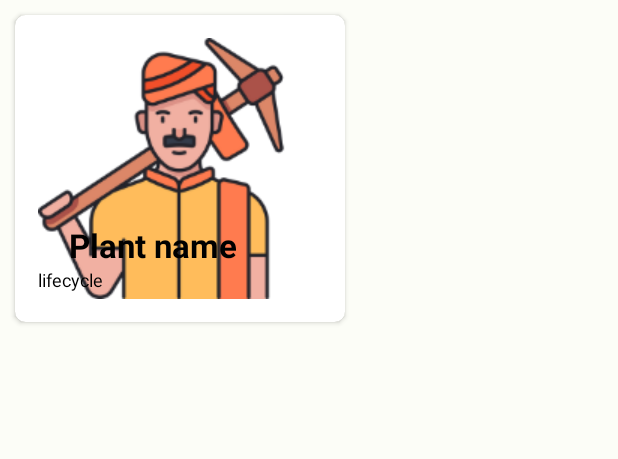
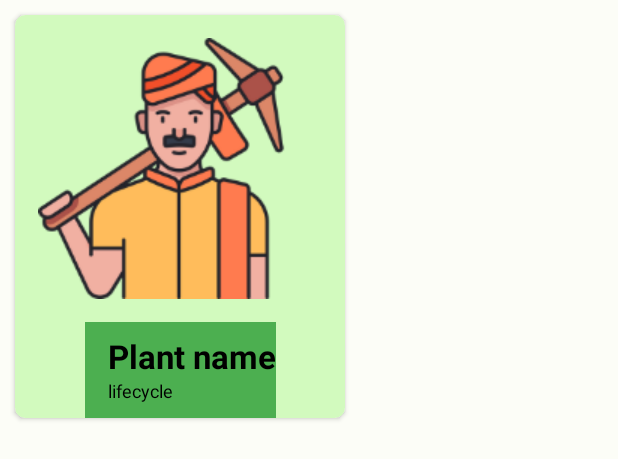
Before and after one commit to 5u00n/Contracted_Farming, an Android app: the layout view_plants.xml on its own in the app's theme, with its tools: preview values and no code run, on a phone screen of 412 x 824 dp. Shown: the top 459 px of the screen. Run offline under Robolectric (Android 15) with nearby library versions, the phone set to English and light mode, and no system bars.

```diff
--- a/app/src/main/java/com/ashish/contractedfarming/Farmer/Dashboard/MyFarm/MyFarmFragment.java
+++ b/app/src/main/java/com/ashish/contractedfarming/Farmer/Dashboard/MyFarm/MyFarmFragment.java
@@ -11,8 +11,7 @@ import android.view.LayoutInflater;
 import android.view.View;
 import android.view.ViewGroup;
 
-import com.ashish.contractedfarming.Farmer.Dashboard.Story.FarmerStoryModel;
-import com.ashish.contractedfarming.Farmer.Dashboard.Story.FragmentHelper.FarmerFragmentStoryAdapter;
+import com.ashish.contractedfarming.Farmer.Dashboard.MyFarm.FragmentHelper.FarmerFragmentMyFarmAdapter;
 import com.ashish.contractedfarming.R;
 import com.google.firebase.auth.FirebaseAuth;
 import com.google.firebase.database.DataSnapshot;
@@ -62,7 +61,7 @@ public class MyFarmFragment extends Fragment {
                         }
                         farmerFarm_List.add(fm); }
 
-                FarmerMyfarmAdapter adapter1 = new FarmerMyfarmAdapter(farmerFarm_List, getContext());
+                FarmerFragmentMyFarmAdapter adapter1 = new FarmerFragmentMyFarmAdapter(farmerFarm_List, getContext());
                 LinearLayoutManager layoutManager1 = new LinearLayoutManager(getContext(), LinearLayoutManager.VERTICAL, false);
                 recyclerView.setLayoutManager(layoutManager1);
                 recyclerView.setNestedScrollingEnabled(false);
--- a/app/src/main/res/layout/view_plants.xml
+++ b/app/src/main/res/layout/view_plants.xml
@@ -4,10 +4,12 @@
     android:layout_width="wrap_content"
     app:cardCornerRadius="7dp"
     android:layout_margin="10dp"
+    android:background="@color/seed"
     android:layout_height="wrap_content">
 
 
     <androidx.constraintlayout.widget.ConstraintLayout
+        android:background="#D2FABE"
         android:layout_width="match_parent"
         android:layout_height="match_parent"
         android:minWidth="220dp"
@@ -31,40 +33,45 @@
             android:layout_height="match_parent"
             android:scaleType="centerCrop" />
         <ImageView
-            android:minHeight="150dp"
+            android:layout_marginBottom="50dp"
+            android:minHeight="180dp"
             android:padding="15dp"
             android:id="@+id/farmer_plant_img"
-            android:scaleType="centerInside"
+            android:scaleType="centerCrop"
             android:src="@drawable/farmer_img"
             android:layout_width="match_parent"
             android:layout_height="match_parent"/>
 
 
+        <LinearLayout
+            android:layout_width="match_parent"
+            android:layout_height="wrap_content"
+            android:orientation="vertical"
+            android:background="#4CAF50"
+            app:layout_constraintEnd_toEndOf="parent"
+            app:layout_constraintStart_toStartOf="parent"
+            app:layout_constraintTop_toBottomOf="@+id/farmer_plant_img">
+
+
             <TextView
+                android:layout_marginTop="8dp"
                 android:id="@+id/farmer_plant_name_text"
                 android:layout_width="match_parent"
                 android:layout_height="wrap_content"
-            android:textSize="22dp"
+                android:layout_marginLeft="15dp"
                 android:text="Plant name"
-            android:textStyle="bold"
-            android:layout_marginLeft="15dp"
-            app:layout_constraintBottom_toTopOf="@+id/farmer_plant_lifespan_text"
-            app:layout_constraintEnd_toEndOf="parent"
-            app:layout_constraintHorizontal_bias="0.221"
-            app:layout_constraintStart_toStartOf="parent" />
+                android:textSize="22sp"
+                android:textStyle="bold" />
 
             <TextView
                 android:id="@+id/farmer_plant_lifespan_text"
                 android:layout_width="match_parent"
                 android:layout_height="wrap_content"
-            android:layout_marginBottom="20dp"
                 android:layout_marginLeft="15dp"
+                android:layout_marginBottom="10dp"
                 android:text="lifecycle"
-            android:textSize="12sp"
-            app:layout_constraintBottom_toBottomOf="parent"
-            app:layout_constraintEnd_toEndOf="parent"
-            app:layout_constraintHorizontal_bias="0.0"
-            app:layout_constraintStart_toStartOf="parent" />
+                android:textSize="12sp" />
+        </LinearLayout>
 
     </androidx.constraintlayout.widget.ConstraintLayout>
 </androidx.cardview.widget.CardView>
```
Also changed, not shown: app/src/main/java/com/ashish/contractedfarming/Farmer/Dashboard/ExplorePlants/ExplorePlantsFragment.java (+0 -20 lines), app/src/main/java/com/ashish/contractedfarming/Farmer/Dashboard/Home/FarmerHomeFragment.java (+3 -8 lines), app/src/main/java/com/ashish/contractedfarming/Farmer/Dashboard/MyFarm/FragmentHelper/FarmerFragmentMyFarmAdapter.java (added, +84 -0 lines), app/src/main/res/layout/activity_farmer_dashboard.xml (+6 -1 lines), app/src/main/res/layout/fragment_explore_plants.xml (+44 -7 lines), app/src/main/res/layout/fragment_my_farm.xml (+64 -2 lines). Lines whose indentation alone changed are shown as unchanged.
